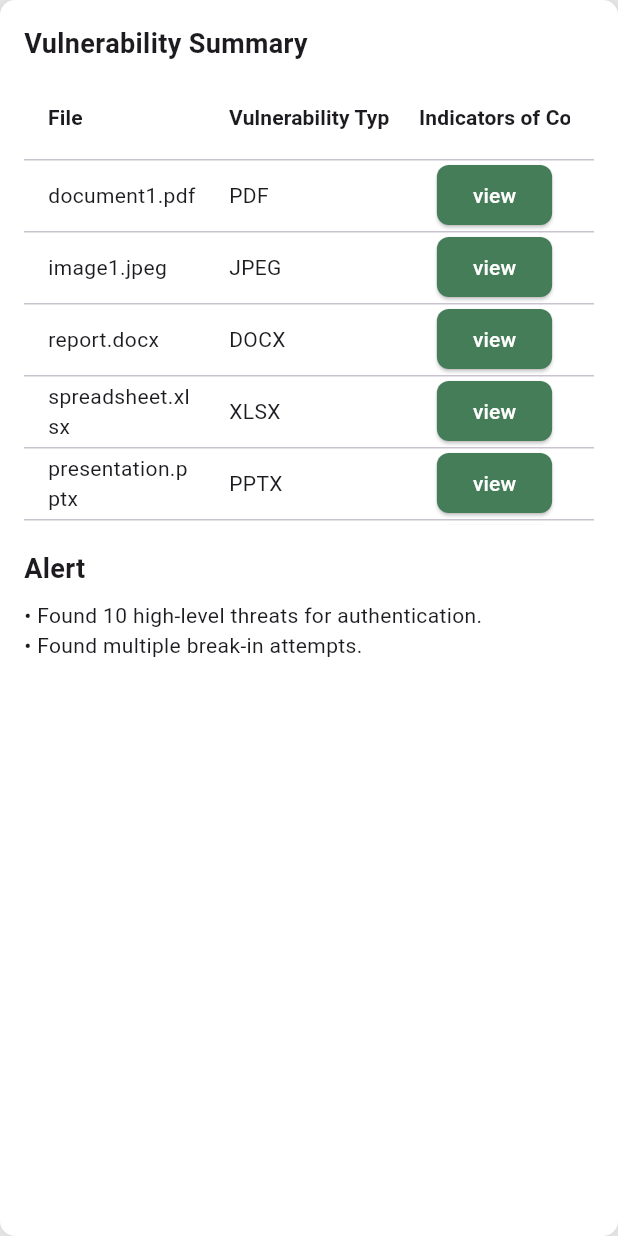
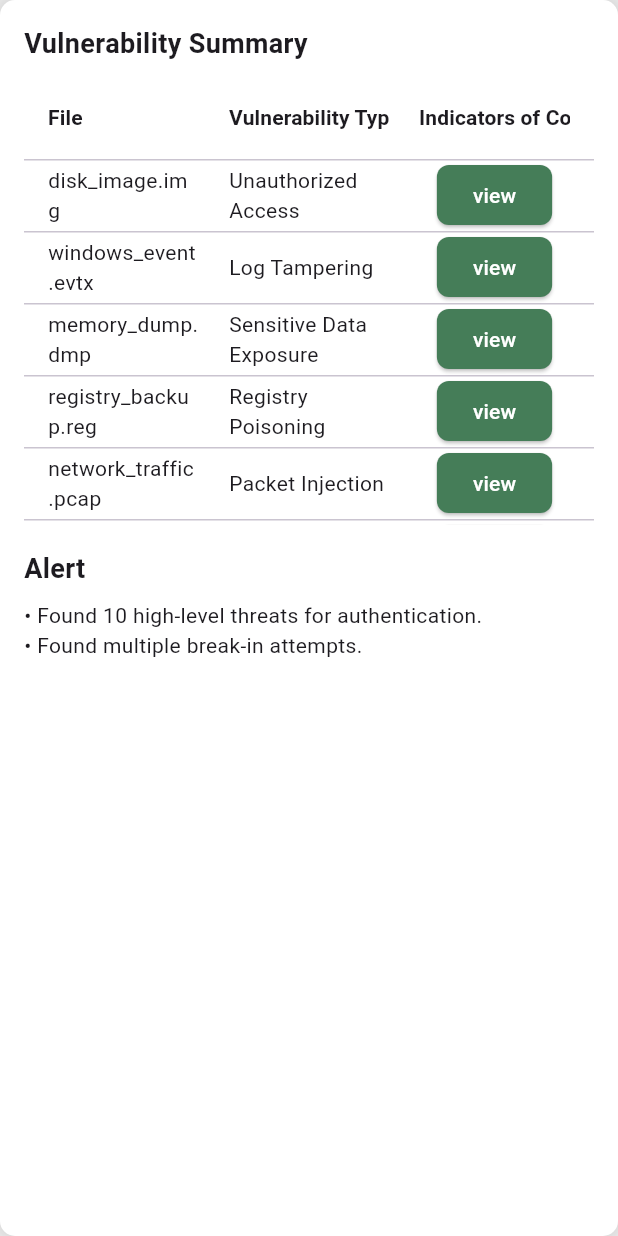
Before and after one commit to areebahmeddd/Crypta, a Flutter app: the FileTable2 widget shown alone on an empty page, opened directly, on a phone screen of 412 x 824 dp. Run offline on Flutter 3.47's test engine with Material 3 defaults, Android fonts, the phone set to English and light mode, and no system bars; drawn by our look-alikes of data_table_2; our stand-ins replace file_picker, fl_chart, flutter_riverpod, gap; missing offline and left inert: file_selector, window_manager; network calls fail.

Commit message:
vulnerability types color indicator + dummy data

```diff
--- a/desktop-app/lib/model/file_data.dart
+++ b/desktop-app/lib/model/file_data.dart
@@ -15,24 +15,24 @@ List<Map<String, String>> fileData = [
     'file': 'report.docx',
     'type': 'DOCX',
     'size': '750 KB',
-    'vulnerabilities': '0',
+    'vulnerabilities': '52',
   },
   {
     'file': 'spreadsheet.xlsx',
     'type': 'XLSX',
     'size': '2.5 MB',
-    'vulnerabilities': '3',
+    'vulnerabilities': '0',
   },
   {
     'file': 'presentation.pptx',
     'type': 'PPTX',
     'size': '4.1 MB',
-    'vulnerabilities': '7',
+    'vulnerabilities': '102',
   },
   {
     'file': 'script.js',
     'type': 'JS',
     'size': '120 KB',
-    'vulnerabilities': '10',
+    'vulnerabilities': '41',
   },
 ];
--- /dev/null
+++ b/desktop-app/lib/model/iOC.dart
@@ -0,0 +1,43 @@
+// ignore: file_names
+List<Map<String, String>> iOC = [
+  {
+    'level': 'Low',
+    'type': 'Authentication',
+    'ioc': 'SSH - Attempt',
+  },
+  {
+    'level': 'Medium',
+    'type': 'Network',
+    'ioc': 'Port Scan',
+  },
+  {
+    'level': 'High',
+    'type': 'Authentication',
+    'ioc': 'Password Brute Force',
+  },
+  {
+    'level': 'Low',
+    'type': 'Authentication',
+    'ioc': 'Failed Login Attempt',
+  },
+  {
+    'level': 'Low to Medium',
+    'type': 'Network',
+    'ioc': 'Ping Sweep',
+  },
+  {
+    'level': 'High',
+    'type': 'Malware',
+    'ioc': 'Ransomware Detected',
+  },
+  {
+    'level': 'Low',
+    'type': 'Application',
+    'ioc': 'SQL Injection',
+  },
+  {
+    'level': 'High',
+    'type': 'Network',
+    'ioc': 'DDoS Attack',
+  },
+];
--- /dev/null
+++ b/desktop-app/lib/model/vulnerability_data.dart
@@ -0,0 +1,42 @@
+List<Map<String, String>> vulnerabilityData = [
+  {
+    "file": "disk_image.img",
+    "type": "Unauthorized Access"
+  },
+  {
+    "file": "windows_event.evtx",
+    "type": "Log Tampering"
+  },
+  {
+    "file": "memory_dump.dmp",
+    "type": "Sensitive Data Exposure"
+  },
+  {
+    "file": "registry_backup.reg",
+    "type": "Registry Poisoning"
+  },
+  {
+    "file": "network_traffic.pcap",
+    "type": "Packet Injection"
+  },
+  {
+    "file": "malware_sample.bin",
+    "type": "Executable Code Injection"
+  },
+  {
+    "file": "system_log.log",
+    "type": "Log Injection"
+  },
+  {
+    "file": "configuration_backup.cfg",
+    "type": "Configuration Hijacking"
+  },
+  {
+    "file": "audit_report.xml",
+    "type": "XML External Entity (XXE) Injection"
+  },
+  {
+    "file": "disk_partition.vmdk",
+    "type": "Virtual Disk Manipulation"
+  }
+];
```
Also changed, not shown: desktop-app/lib/utils/get_color_based_on_type.dart (added, +17 -0 lines), desktop-app/lib/widgets/file_tables_2.dart (+36 -6 lines).
